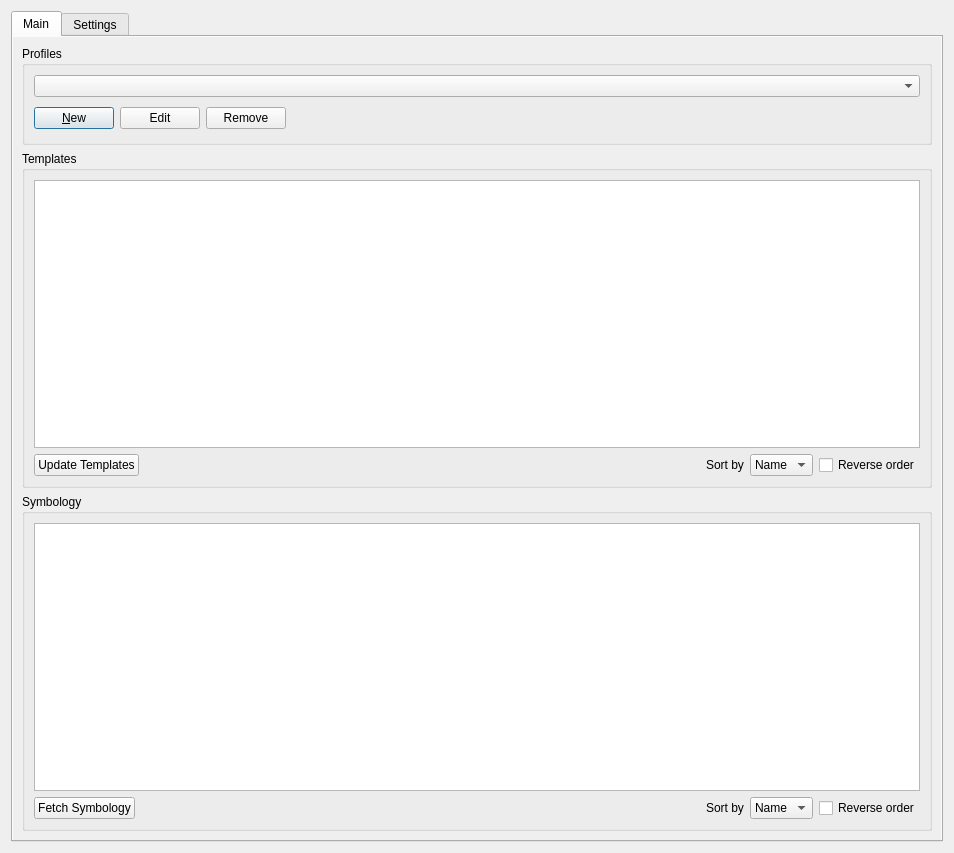
Before: the Qt Designer form src/qgis_templates_symbology/ui/qgis_templates_symbology_main.ui in hotosm/qgis-templates-and-symbology-plugin, drawn with Qt 5.
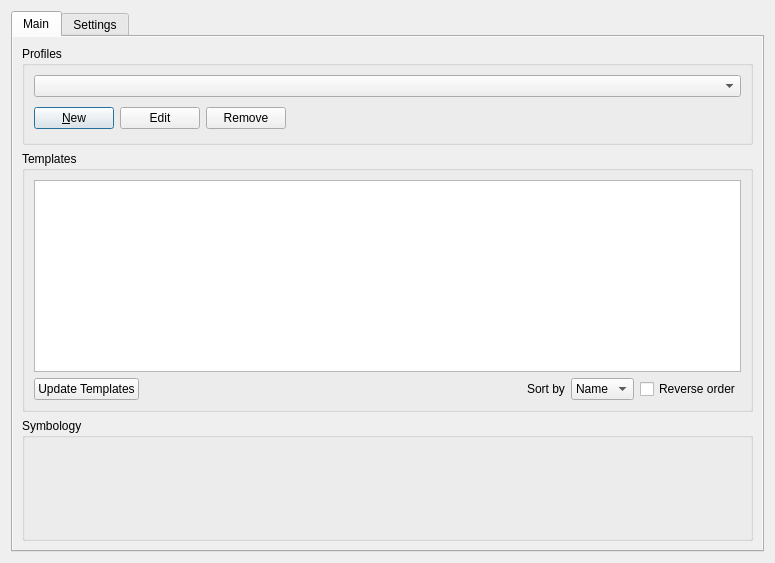
After: the same form once the commit is applied. Custom widgets are drawn as their Qt base class.

Commit message: enabled auto install symbology

The edit to the form file:
```diff
--- a/src/qgis_templates_symbology/ui/qgis_templates_symbology_main.ui
+++ b/src/qgis_templates_symbology/ui/qgis_templates_symbology_main.ui
@@ -6,8 +6,8 @@
    <rect>
     <x>0</x>
     <y>0</y>
-    <width>954</width>
-    <height>853</height>
+    <width>775</width>
+    <height>563</height>
    </rect>
   </property>
   <property name="windowTitle">
@@ -67,8 +67,8 @@
            <rect>
             <x>0</x>
             <y>0</y>
-            <width>932</width>
-            <height>804</height>
+            <width>753</width>
+            <height>514</height>
            </rect>
           </property>
           <property name="styleSheet">
@@ -277,113 +277,7 @@
              <property name="collapsed">
               <bool>false</bool>
              </property>
-             <layout class="QVBoxLayout" name="verticalLayout_12">
-              <item>
-               <widget class="QTreeView" name="symbology_tree">
-                <property name="sizePolicy">
-                 <sizepolicy hsizetype="Expanding" vsizetype="Preferred">
-                  <horstretch>0</horstretch>
-                  <verstretch>0</verstretch>
-                 </sizepolicy>
-                </property>
-                <property name="toolTip">
-                 <string>Click on an item to select the symbology and double click to open symbology information.</string>
-                </property>
-                <property name="editTriggers">
-                 <set>QAbstractItemView::NoEditTriggers</set>
-                </property>
-                <property name="selectionMode">
-                 <enum>QAbstractItemView::MultiSelection</enum>
-                </property>
-                <property name="indentation">
-                 <number>5</number>
-                </property>
-                <property name="sortingEnabled">
-                 <bool>true</bool>
-                </property>
-                <property name="allColumnsShowFocus">
-                 <bool>true</bool>
-                </property>
-                <property name="wordWrap">
-                 <bool>true</bool>
-                </property>
-               </widget>
-              </item>
-              <item>
-               <layout class="QHBoxLayout" name="horizontalLayout">
-                <item>
-                 <widget class="QPushButton" name="symbology_fetch_btn">
-                  <property name="toolTip">
-                   <string>Fetches new symbology and remove old profile symbology.</string>
-                  </property>
-                  <property name="text">
-                   <string>Fetch Symbology</string>
-                  </property>
-                 </widget>
-                </item>
-                <item>
-                 <spacer name="horizontalSpacer_8">
-                  <property name="orientation">
-                   <enum>Qt::Horizontal</enum>
-                  </property>
-                  <property name="sizeHint" stdset="0">
-                   <size>
-                    <width>40</width>
-                    <height>20</height>
-                   </size>
-                  </property>
-                 </spacer>
-                </item>
-                <item>
-                 <widget class="QLabel" name="sort_by_la">
-                  <property name="sizePolicy">
-                   <sizepolicy hsizetype="Minimum" vsizetype="Preferred">
-                    <horstretch>0</horstretch>
-                    <verstretch>0</verstretch>
-                   </sizepolicy>
-                  </property>
-                  <property name="styleSheet">
-                   <string notr="true"/>
-                  </property>
-                  <property name="text">
-                   <string>Sort by</string>
-                  </property>
-                  <property name="buddy">
-                   <cstring>symbology_sort_cmb</cstring>
-                  </property>
-                 </widget>
-                </item>
-                <item>
-                 <widget class="QComboBox" name="symbology_sort_cmb">
-                  <property name="sizePolicy">
-                   <sizepolicy hsizetype="Preferred" vsizetype="Maximum">
-                    <horstretch>0</horstretch>
-                    <verstretch>0</verstretch>
-                   </sizepolicy>
-                  </property>
-                  <property name="minimumSize">
-                   <size>
-                    <width>0</width>
-                    <height>0</height>
-                   </size>
-                  </property>
-                  <item>
-                   <property name="text">
-                    <string>Name</string>
-                   </property>
-                  </item>
-                 </widget>
-                </item>
-                <item>
-                 <widget class="QCheckBox" name="symbology_order">
-                  <property name="text">
-                   <string>Reverse order</string>
-                  </property>
-                 </widget>
-                </item>
-               </layout>
-              </item>
-             </layout>
+             <layout class="QVBoxLayout" name="verticalLayout_12"/>
             </widget>
            </item>
           </layout>
```
Left out of the diff: 3 changed lines with no effect on the pictures. The commit also changes 750 other files.
